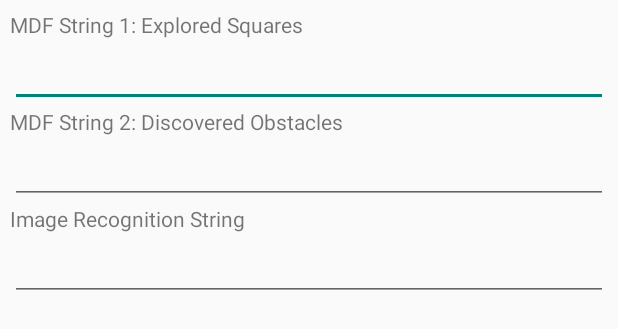
After one commit to laksh22/MDP, an Android app: the layout data_strings.xml on its own in the app's theme, with its tools: preview values and no code run, on a phone screen of 412 x 824 dp. The commit adds this screen. Shown: the top 329 px of the screen. Run offline under Robolectric (Android 15) with nearby library versions, the phone set to English and light mode, and no system bars.

Commit message:
generate strings for grading

```diff
--- a/Android/MDP14_Android-master/app/src/main/java/mdp14/mdp14app/model/HexBin.java
+++ b/Android/MDP14_Android-master/app/src/main/java/mdp14/mdp14app/model/HexBin.java
@@ -12,7 +12,7 @@ public class HexBin {
 		}
 		return "";
 	}
-	public static String BinTohex(String s) {
+	public static String binToHex(String s) {
 		  return new BigInteger(s, 2).toString(16);
 	}
 }
--- /dev/null
+++ b/Android/MDP14_Android-master/app/src/main/res/layout/data_strings.xml
@@ -0,0 +1,56 @@
+<?xml version="1.0" encoding="utf-8"?>
+<LinearLayout xmlns:android="http://schemas.android.com/apk/res/android"
+    android:layout_width="match_parent"
+    android:layout_height="match_parent"
+    android:orientation="vertical"
+    android:padding="10px">
+
+    <TextView
+        android:id="@+id/label_mdf1"
+        android:layout_width="wrap_content"
+        android:layout_height="wrap_content"
+        android:labelFor="@id/textbox_mdf1"
+        android:text="@string/mdf_string_1_explored_squares" />
+
+    <EditText
+        android:id="@+id/textbox_mdf1"
+        android:layout_width="match_parent"
+        android:layout_height="wrap_content"
+        android:ems="10"
+        android:gravity="start|top"
+        android:inputType="none"
+        android:textIsSelectable="true" />
+
+    <TextView
+        android:id="@+id/label_mdf2"
+        android:layout_width="wrap_content"
+        android:layout_height="wrap_content"
+        android:labelFor="@id/textbox_mdf2"
+        android:text="@string/mdf_string_2_discovered_obstacles" />
+
+    <EditText
+        android:id="@+id/textbox_mdf2"
+        android:layout_width="match_parent"
+        android:layout_height="wrap_content"
+        android:ems="10"
+        android:gravity="start|top"
+        android:inputType="none"
+        android:textIsSelectable="true" />
+
+    <TextView
+        android:id="@+id/label_imgreg"
+        android:layout_width="wrap_content"
+        android:layout_height="wrap_content"
+        android:labelFor="@id/textbox_imgreg"
+        android:text="@string/image_recognition_string" />
+
+    <EditText
+        android:id="@+id/textbox_imgreg"
+        android:layout_width="match_parent"
+        android:layout_height="wrap_content"
+        android:ems="10"
+        android:gravity="start|top"
+        android:inputType="none"
+        android:textIsSelectable="true" />
+
+</LinearLayout>
--- a/Android/MDP14_Android-master/app/src/main/res/menu/menu_main.xml
+++ b/Android/MDP14_Android-master/app/src/main/res/menu/menu_main.xml
@@ -59,6 +59,12 @@
         android:title="@string/swipe_input"
         app:showAsAction="never" />
     <item
+        android:id="@+id/action_view_data_strings"
+        android:orderInCategory="100"
+        android:title="@string/show_data_strings"
+        app:showAsAction="never" />
+
+    <item
         android:id="@+id/action_show_bluetooth_chat"
         android:checkable="true"
         android:checked="false"
--- a/Android/MDP14_Android-master/app/src/main/res/values/strings.xml
+++ b/Android/MDP14_Android-master/app/src/main/res/values/strings.xml
@@ -48,6 +48,10 @@
     <string name="set_config1">Set String 1 (C1)</string>
     <string name="set_config2">Set String 2 (C2)</string>
     <string name="swipe_input">Enable Gesture Control</string>
+    <string name="show_data_strings">Show Data Strings</string>
     <string name="show_bluetooth_service">Show Bluetooth Comm</string>
+    <string name="image_recognition_string">Image Recognition String</string>
+    <string name="mdf_string_2_discovered_obstacles">MDF String 2: Discovered Obstacles</string>
+    <string name="mdf_string_1_explored_squares">MDF String 1: Explored Squares</string>
 
 </resources>
```
Also changed, not shown: Android/MDP14_Android-master/app/src/main/java/mdp14/mdp14app/MainActivity.java (+70 -3 lines), 1 other file.
